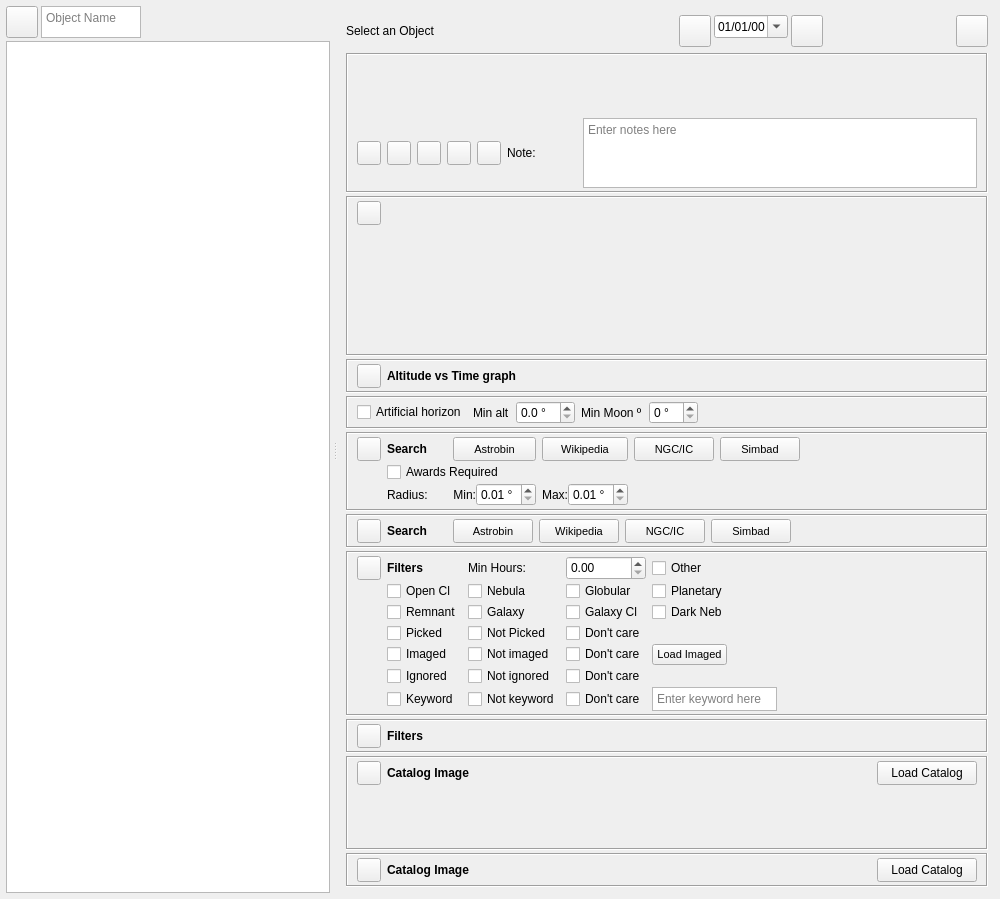
This is kstars/tools/imagingplanner.ui in KDE/kstars as Qt 5 draws it before an edit. The edited form follows.
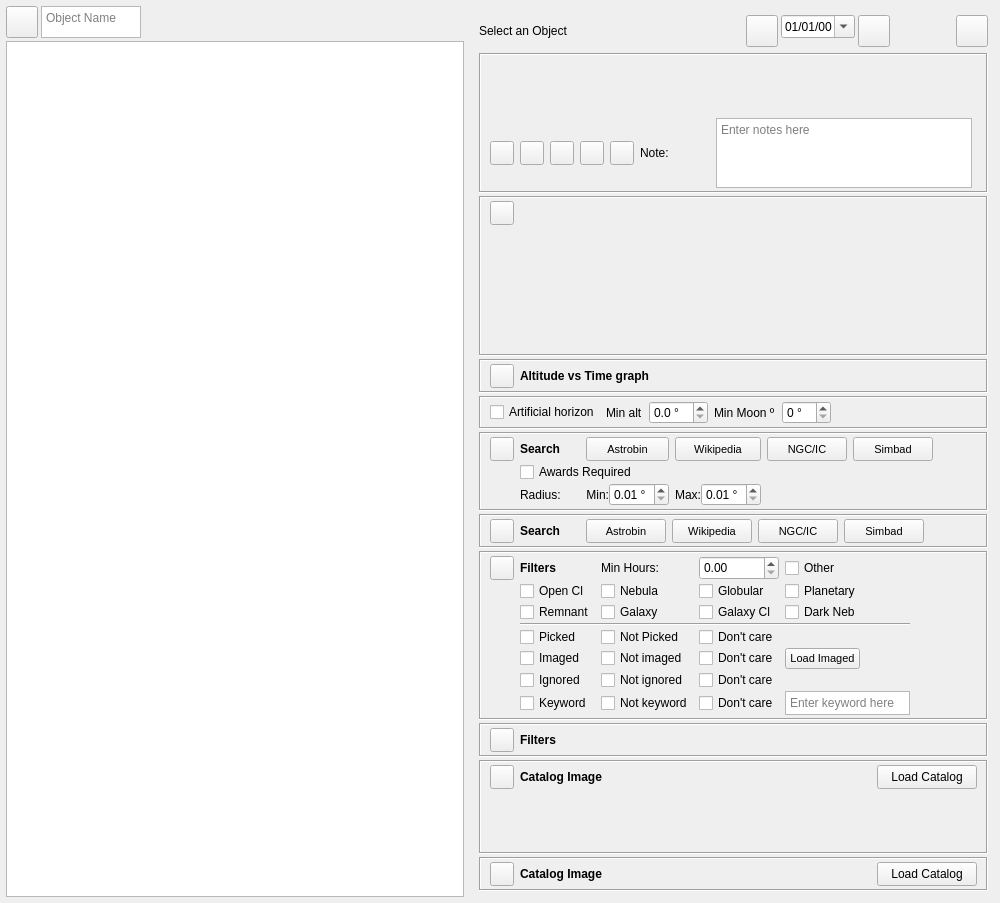
This is the edited form. Icons and pictures are not drawn. Custom widgets are drawn as their Qt base class.

Commit message:
Update ImagingPlanner UI, fix sharpless name resolver, update UI issues, fix...
Update ImagingPlanner UI, fix sharpless name resolver, update UI issues, fix possible crash, fix moon bug

The edit to the form file:
```diff
--- a/kstars/tools/imagingplanner.ui
+++ b/kstars/tools/imagingplanner.ui
@@ -7,7 +7,7 @@
     <x>0</x>
     <y>0</y>
     <width>1000</width>
-    <height>800</height>
+    <height>900</height>
    </rect>
   </property>
   <layout class="QVBoxLayout" name="verticalLayout_2">
@@ -27,15 +27,11 @@
     <number>3</number>
    </property>
    <item>
-    <layout class="QVBoxLayout" name="WholeLayout">
+    <layout class="QHBoxLayout" name="WholeLayout">
      <property name="spacing">
       <number>3</number>
      </property>
      <item>
-      <widget class="QSplitter" name="CatalogObjectInfoSplitter">
-       <property name="orientation">
-        <enum>Qt::Horizontal</enum>
-       </property>
        <widget class="QFrame" name="TargetCatalog">
         <property name="sizePolicy">
          <sizepolicy hsizetype="Preferred" vsizetype="Preferred">
@@ -176,9 +172,11 @@
          </item>
         </layout>
        </widget>
+     </item>
+     <item>
        <widget class="QFrame" name="RightPanel">
         <property name="sizePolicy">
-         <sizepolicy hsizetype="Preferred" vsizetype="Preferred">
+        <sizepolicy hsizetype="Fixed" vsizetype="Preferred">
           <horstretch>0</horstretch>
           <verstretch>0</verstretch>
          </sizepolicy>
@@ -725,6 +723,19 @@
                 </property>
                </widget>
               </item>
+             <item>
+              <spacer name="imageHspacer">
+               <property name="orientation">
+                <enum>Qt::Horizontal</enum>
+               </property>
+               <property name="sizeHint" stdset="0">
+                <size>
+                 <width>5</width>
+                 <height>20</height>
+                </size>
+               </property>
+              </spacer>
+             </item>
              </layout>
             </item>
            </layout>
@@ -1795,7 +1806,14 @@
                 </property>
                </widget>
               </item>
-              <item row="3" column="1">
+             <item row="3" column="1" colspan="4">
+              <widget class="Line" name="line">
+               <property name="orientation">
+                <enum>Qt::Horizontal</enum>
+               </property>
+              </widget>
+             </item>
+             <item row="4" column="1">
                <widget class="QCheckBox" name="pickedCB">
                 <property name="toolTip">
                  <string>&lt;html&gt;&lt;head/&gt;&lt;body&gt;&lt;p&gt;Show the objects that are marked picked (don't show those that are not picked).&lt;/p&gt;&lt;/body&gt;&lt;/html&gt;</string>
@@ -1805,7 +1823,7 @@
                 </property>
                </widget>
               </item>
-              <item row="3" column="2">
+             <item row="4" column="2">
                <widget class="QCheckBox" name="notPickedCB">
                 <property name="toolTip">
                  <string>&lt;html&gt;&lt;head/&gt;&lt;body&gt;&lt;p&gt;Show the objects that are not marked picked (don't show those that are picked).&lt;/p&gt;&lt;/body&gt;&lt;/html&gt;</string>
@@ -1815,7 +1833,7 @@
                 </property>
                </widget>
               </item>
-              <item row="3" column="3">
+             <item row="4" column="3">
                <widget class="QCheckBox" name="dontCarePickedCB">
                 <property name="toolTip">
                  <string>&lt;html&gt;&lt;head/&gt;&lt;body&gt;&lt;p&gt;Object display doesn't depend on whether objects are marked picked or not.&lt;/p&gt;&lt;/body&gt;&lt;/html&gt;</string>
@@ -1825,7 +1843,7 @@
                 </property>
                </widget>
               </item>
-              <item row="4" column="1">
+             <item row="5" column="1">
                <widget class="QCheckBox" name="imagedCB">
                 <property name="toolTip">
                  <string>&lt;html&gt;&lt;head/&gt;&lt;body&gt;&lt;p&gt;Show the objects that are marked imaged (and don't show those that are not marked previously imaged).&lt;/p&gt;&lt;/body&gt;&lt;/html&gt;</string>
@@ -1835,7 +1853,7 @@
                 </property>
                </widget>
               </item>
-              <item row="4" column="2">
+             <item row="5" column="2">
                <widget class="QCheckBox" name="notImagedCB">
                 <property name="toolTip">
                  <string>&lt;html&gt;&lt;head/&gt;&lt;body&gt;&lt;p&gt;Show the objects that are not marked imaged (and don't show those that are marked previously imaged).&lt;/p&gt;&lt;/body&gt;&lt;/html&gt;</string>
@@ -1845,7 +1863,7 @@
                 </property>
                </widget>
               </item>
-              <item row="4" column="3">
+             <item row="5" column="3">
                <widget class="QCheckBox" name="dontCareImagedCB">
                 <property name="toolTip">
                  <string>&lt;html&gt;&lt;head/&gt;&lt;body&gt;&lt;p&gt;Object display doesn't depend on whether objects are marked previously imaged or not.&lt;/p&gt;&lt;/body&gt;&lt;/html&gt;</string>
@@ -1855,7 +1873,7 @@
                 </property>
                </widget>
               </item>
-              <item row="4" column="4">
+             <item row="5" column="4">
                <widget class="QPushButton" name="loadImagedB">
                 <property name="sizePolicy">
                  <sizepolicy hsizetype="Preferred" vsizetype="Preferred">
@@ -2191,6 +2209,11 @@
              </layout>
             </item>
             <item>
+            <layout class="QHBoxLayout" name="ImageHLayout">
+           <item>
+            <layout class="QVBoxLayout" name="ImageVLayout">
+             
+           <item>
              <widget class="QLabel" name="ImagePreview">
               <property name="maximumSize">
                <size>
@@ -2229,6 +2252,25 @@
               </property>
              </widget>
             </item>
+
+            </layout>
+           </item>
+           <item>
+            <spacer name="imageHspacer">
+             <property name="orientation">
+              <enum>Qt::Horizontal</enum>
+             </property>
+             <property name="sizeHint" stdset="0">
+              <size>
+               <width>40</width>
+               <height>20</height>
+              </size>
+             </property>
+            </spacer>
+           </item>
+            </layout>
+            </item>
+           
             <item>
              <spacer name="imagespacer">
               <property name="orientation">
@@ -2367,7 +2409,6 @@
           </spacer>
          </item>
         </layout>
-       </widget>
       </widget>
      </item>
     </layout>
```
Lines whose indentation alone changed are shown as unchanged. The commit also changes 3 other files.
